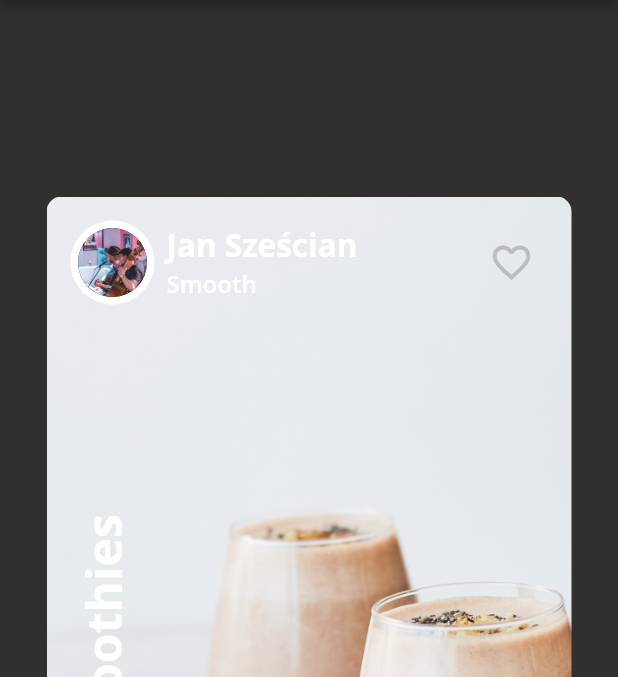
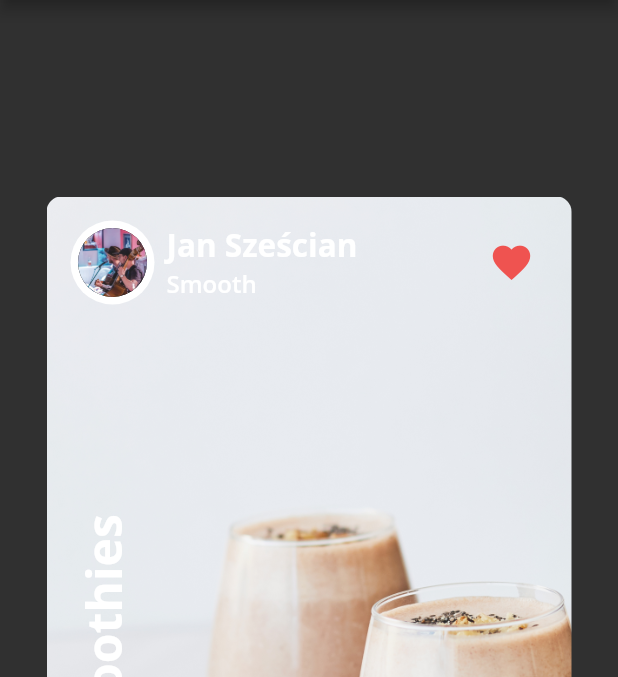
Before and after one commit to mjgasior/learning_flutter, a Flutter app: the screen it shows after launch, item 2 of the bottom bar chosen, after a tap on the "favorite outline" icon, on a phone screen of 412 x 824 dp, the part 84-761 px from its top. Run offline on Flutter 3.47's test engine with Material 2 defaults, Android fonts, the phone set to English and light mode, and no system bars; our stand-ins replace google_fonts.

Commit message:
Chapter 4 - statefull widgets

```diff
--- a/lib/author_card.dart
+++ b/lib/author_card.dart
@@ -3,7 +3,7 @@ import 'package:flutter/material.dart';
 import 'circle_image.dart';
 import 'fooderlich_theme.dart';
 
-class AuthorCard extends StatelessWidget {
+class AuthorCard extends StatefulWidget {
   final String authorName;
   final String title;
   final ImageProvider imageProvider;
@@ -16,6 +16,13 @@ class AuthorCard extends StatelessWidget {
       : super(key: key);
 
   @override
+  State<AuthorCard> createState() => _AuthorCardState();
+}
+
+class _AuthorCardState extends State<AuthorCard> {
+  bool _isFavorited = false;
+
+  @override
   Widget build(BuildContext context) {
     return Container(
         padding: const EdgeInsets.all(16),
@@ -24,26 +31,29 @@ class AuthorCard extends StatelessWidget {
           children: [
             Row(
               children: [
-                CircleImage(imageProvider: imageProvider, imageRadius: 28),
+                CircleImage(imageProvider: widget.imageProvider, imageRadius: 28),
                 const SizedBox(width: 8),
                 Column(
                   crossAxisAlignment: CrossAxisAlignment.start,
                   children: [
-                    Text(authorName,
+                    Text(widget.authorName,
                         style: FooderlichTheme.darkTextTheme.headline2),
-                    Text(title, style: FooderlichTheme.darkTextTheme.headline3),
+                    Text(widget.title, style: FooderlichTheme.darkTextTheme.headline3),
                   ],
                 )
               ],
             ),
             IconButton(
                 iconSize: 30,
-                color: Colors.grey[400],
+                color: _isFavorited ? Colors.red[400] : Colors.grey[400],
                 onPressed: () {
+                  setState(() {
+                    _isFavorited = !_isFavorited;
+                  });
                   const snackBar = SnackBar(content: Text('Press fav!'));
                   ScaffoldMessenger.of(context).showSnackBar(snackBar);
                 },
-                icon: const Icon(Icons.favorite_border))
+                icon: Icon(_isFavorited ? Icons.favorite : Icons.favorite_border))
           ],
         ));
   }
--- a/lib/card3.dart
+++ b/lib/card3.dart
@@ -49,9 +49,6 @@ class Card3 extends StatelessWidget {
                           label: Text('Carrots',
                               style: FooderlichTheme.darkTextTheme.bodyText1),
                           backgroundColor: Colors.black.withOpacity(0.7),
-                          onDeleted: () {
-                            print('delete');
-                          },
                         )
                       ],
                     ),
```
